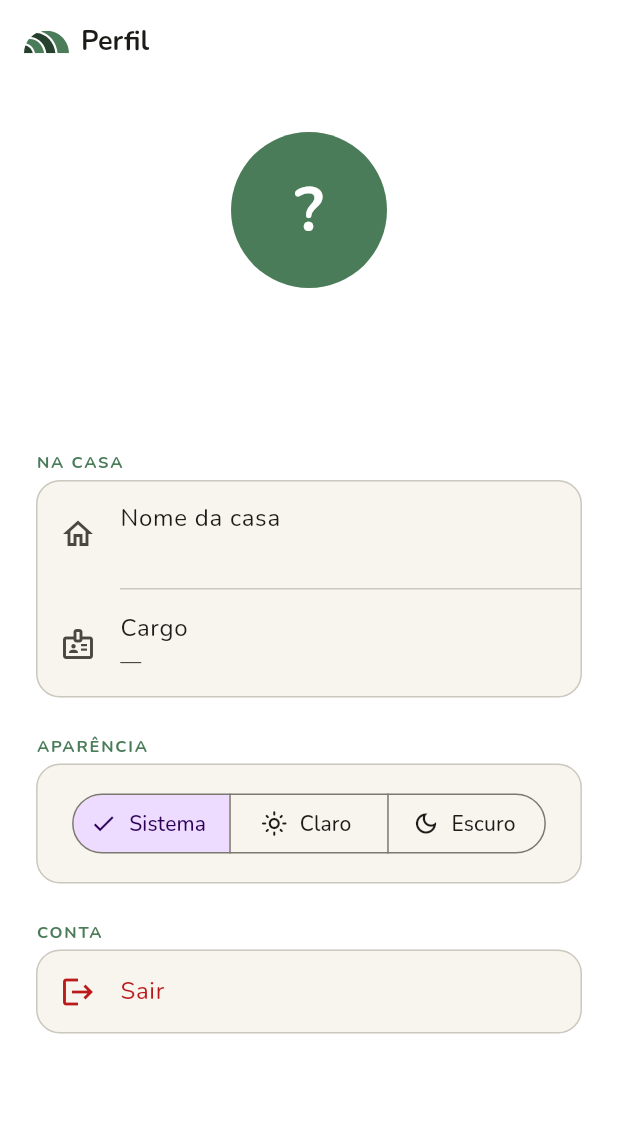
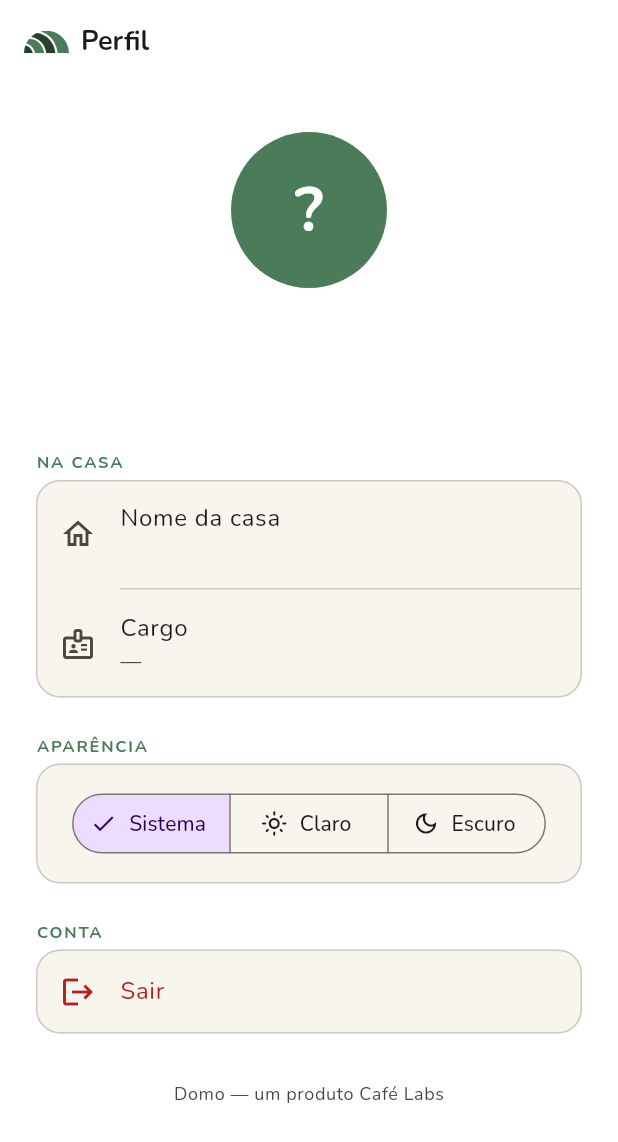
Before and after one commit to CafeLabsDev/domo, a Flutter app: the _ProfileContent screen opened directly with empty values, on a phone screen of 412 x 824 dp. Shown: the top 1142 px of the screen. Run offline on Flutter 3.47's test engine with Material 3 defaults, Android fonts, the phone set to English and light mode, and no system bars; our stand-ins replace cached_network_image, cloud_firestore, firebase_auth, firebase_core, flutter_riverpod, flutter_svg and 5 more; accounts and stored records are empty; generated files the repository leaves out were written again.

Commit message:
Adiciona marca "produto Café Labs" no README e na tela de Perfil
Linha de atribuição no topo do README e texto discreto no rodapé da tela de
Perfil, alinhado com a mesma marca já presente na landing.

```diff
--- a/lib/features/profile/presentation/pages/profile_page.dart
+++ b/lib/features/profile/presentation/pages/profile_page.dart
@@ -196,6 +196,13 @@ class _ProfileContent extends ConsumerWidget {
             ),
 
             const SizedBox(height: AppSpacing.xl),
+            Text(
+              'Domo — um produto Café Labs',
+              style: theme.textTheme.bodySmall?.copyWith(
+                color: theme.colorScheme.onSurfaceVariant,
+              ),
+            ),
+            const SizedBox(height: AppSpacing.md),
           ],
         ),
       ),
```
Also changed, not shown: 1 other file.
